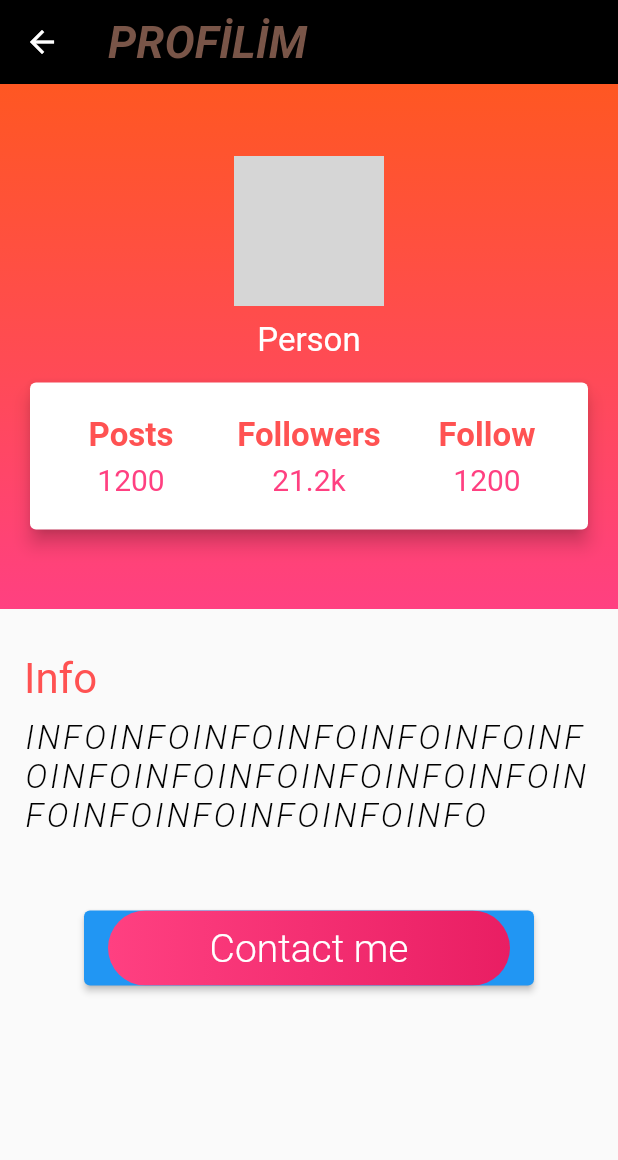
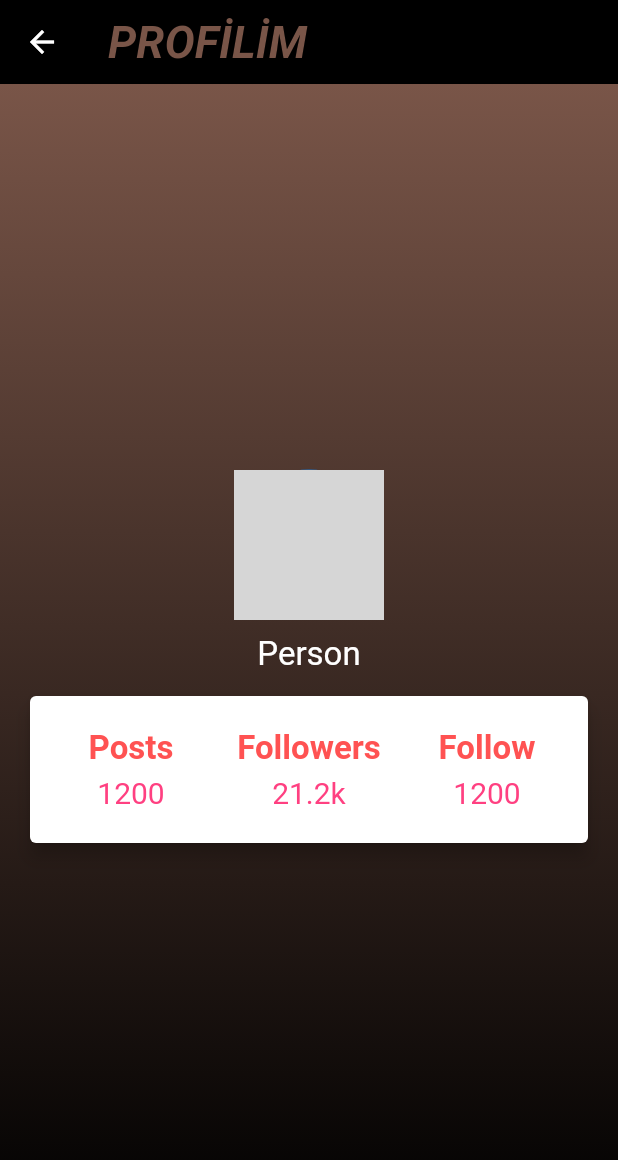
Before and after one commit to battletech45/BlackHole, a Flutter app: the ProfilePage screen opened directly, on a phone screen of 412 x 824 dp. Shown: the top 1160 px of the screen. Run offline on Flutter 3.47's test engine with Material 2 defaults, Android fonts, the phone set to English and light mode, and no system bars; our stand-ins replace cloud_firestore, firebase_auth, firebase_core, permission_handler; accounts and stored records are empty; network calls fail; grey boxes are pictures that could not be loaded.

Commit message:
Profile page updated

```diff
--- a/lib/ProfilePage.dart
+++ b/lib/ProfilePage.dart
@@ -11,17 +11,12 @@ class ProfilePage extends StatelessWidget {
       ),
       body: Column(
         children: [
-          Container(
+          Expanded(
+            child: Container(
               decoration: BoxDecoration(
-              gradient: LinearGradient(
-                begin: Alignment.topCenter,
-                end: Alignment.bottomCenter,
-                colors: [Colors.deepOrange, Colors.pinkAccent]
-              )
-            ),
+                gradient: LinearGradient(begin: Alignment.topCenter, end: Alignment.bottomCenter, colors: [Colors.brown, Colors.black])),
               child: Container(
                 width: double.infinity,
-              height: 350.0,
                 child: Column(
                   crossAxisAlignment: CrossAxisAlignment.center,
                   mainAxisAlignment: MainAxisAlignment.center,
@@ -33,7 +28,8 @@ class ProfilePage extends StatelessWidget {
                     SizedBox(height: 10.0),
                     Text('Person', style: TextStyle(fontSize: 22.0, color: Colors.white)),
                     SizedBox(height: 10.0),
-                  Card(margin: EdgeInsets.symmetric(horizontal: 20.0, vertical: 5.0),
+                    Card(
+                      margin: EdgeInsets.symmetric(horizontal: 20.0, vertical: 5.0),
                     clipBehavior: Clip.antiAlias,
                     color: Colors.white,
                     elevation: 5.0,
@@ -68,46 +64,12 @@ class ProfilePage extends StatelessWidget {
                         ],
                       ),
                     ),
-                  )
+                    ),
                   ],
                 ),
               ),
             ),
-          Container(
-            child: Padding(
-                padding: const EdgeInsets.symmetric(vertical: 30.0, horizontal: 16.0),
-                child: Column(mainAxisAlignment: MainAxisAlignment.center,
-                  crossAxisAlignment: CrossAxisAlignment.start,
-                  children: [
-                    Text('Info', style: TextStyle(color: Colors.redAccent, fontStyle: FontStyle.normal, fontSize: 28.0)),
-                    SizedBox(height: 10.0),
-                    Text('INFOINFOINFOINFOINFOINFOINFOINFOINFOINFOINFOINFOINFOINFOINFOINFOINFOINFOINFO', style: TextStyle(fontSize: 22.0, fontStyle: FontStyle.italic, fontWeight: FontWeight.w300, color: Colors.black, letterSpacing: 2.0))
-                  ],
           ),
-            ),
-          ),
-          SizedBox(height: 20.0),
-          Container(
-            width: 300.0,
-            child: ElevatedButton(
-              onPressed: (){},
-              child: Ink(
-                decoration: BoxDecoration(
-                  gradient: LinearGradient(
-                    begin: Alignment.centerRight,
-                    end: Alignment.centerLeft,
-                    colors: [Colors.pink, Colors.pinkAccent]
-                  ),
-                  borderRadius: BorderRadius.circular(30.0),
-                ),
-                child: Container(
-                  constraints: BoxConstraints(maxWidth: 300.0, minHeight: 50.0),
-                  alignment: Alignment.center,
-                  child: Text('Contact me', style: TextStyle(color: Colors.white, fontSize: 26.0, fontWeight: FontWeight.w300)),
-                ),
-              ),
-            ),
-          )
         ],
       ),
     );
```
Also changed, not shown: lib/src/slider.dart (deleted, +0 -186 lines). Lines whose indentation alone changed are shown as unchanged.
